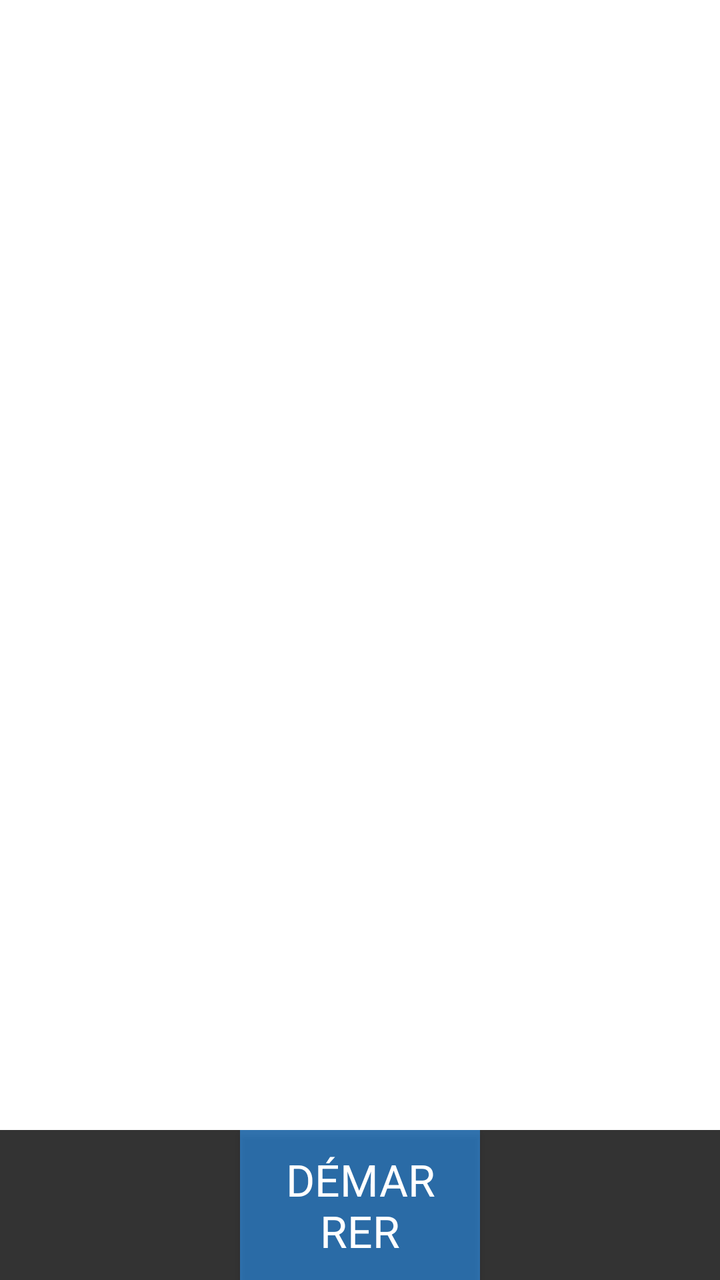
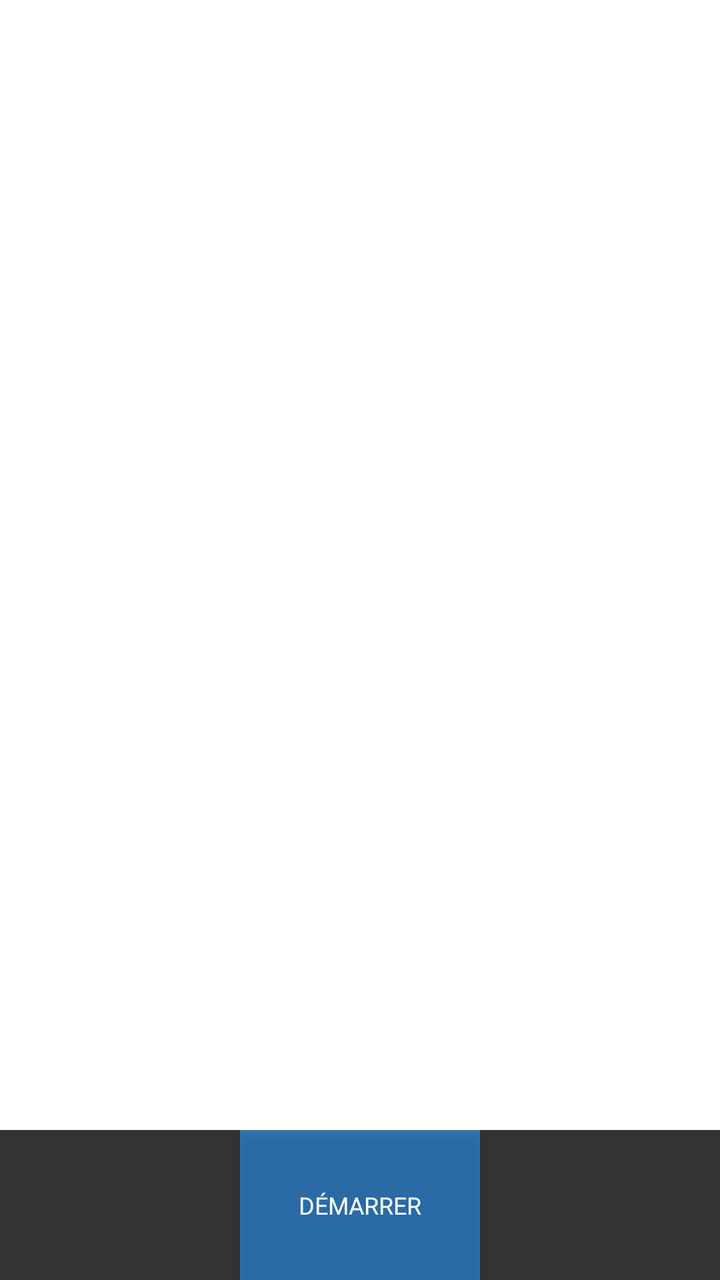

Before-and-after screenshots of an Android layout around one commit, followed by the original layout XML and the change that was made.
<!-- AndroidManifest.xml: application theme AppNewTheme -->
<!-- res/layout/fragment_inventory_barcode.xml -->
<LinearLayout xmlns:android="http://schemas.android.com/apk/res/android"
    xmlns:tools="http://schemas.android.com/tools"
    style="@style/base_layout_style"
    android:paddingLeft="0dp"
    android:paddingRight="0dp"
    android:orientation="vertical">

    <ListView
        android:id="@+id/inventoryBarcodeList"
        android:layout_width="match_parent"
        android:layout_height="0dp"
        android:layout_weight="95"
        android:divider="@android:color/darker_gray"
        android:dividerHeight="0.25dp" />

    <TextView
        android:id="@+id/inventoryBarcodeEmpty"
        android:layout_width="match_parent"
        android:layout_height="0dp"
        android:layout_weight="95"
        android:padding="@dimen/default_padding"
        style="@style/style_medium_font"
        android:text="@string/nobarcode_found"
        android:visibility="gone" />

    <LinearLayout
        android:layout_width="match_parent"
        android:layout_height="wrap_content"
        android:orientation="horizontal">

        <TextView
            android:id="@+id/inventoryBarcodeRunTime"
            android:layout_width="0dp"
            android:layout_weight="1"
            android:layout_height="wrap_content"
            android:textAlignment="textStart" />

        <TextView
            android:id="@+id/inventoryBarcodeVoltageLevel"
            android:layout_width="wrap_content"
            android:layout_height="wrap_content" />
    </LinearLayout>

    <LinearLayout
        android:layout_width="match_parent"
        android:layout_height="0dp"
        android:layout_weight="13"
        android:baselineAligned="false"
        android:orientation="horizontal">

        <TextView
            android:id="@+id/inventoryBarcodeYield"
            android:layout_width="0dp"
            android:layout_weight="10"
            android:layout_height="match_parent"
            android:gravity="center"
            style="@style/style_button_font" />

        <Button
            android:id="@+id/inventoryBarcodeButton"
            android:layout_width="0dp"
            android:layout_weight="10"
            android:layout_height="match_parent"
            style="@style/style_button_font"
            android:text="@string/start_title" />

        <TextView
            android:id="@+id/inventoryBarcodeTotal"
            android:layout_width="0dp"
            android:layout_weight="10"
            android:layout_height="match_parent"
            android:gravity="center"
            style="@style/style_button_font" />
    </LinearLayout>
</LinearLayout>
<!-- resources referenced by this layout -->
<resources>
  <dimen name="default_padding">10dp</dimen>
  <string name="nobarcode_found">Aucun code-barres trouvé</string>
  <string name="start_title">DÉMARRER</string>
  <style name="base_layout_style">
          <item name="android:layout_height">match_parent</item>
          <item name="android:layout_width">match_parent</item>
          <item name="android:paddingLeft">10dp</item>
          <item name="android:paddingRight">10dp</item>
      </style>
  <style name="style_button_font">
          <item name="android:textAppearance">?android:attr/textAppearanceLarge</item>
          <item name="android:textColor">@android:color/primary_text_dark</item>
          <item name="android:background">#CC000000</item>
      </style>
  <style name="style_medium_font">
          <item name="android:layout_width">match_parent</item>
          <item name="android:layout_height">wrap_content</item>
          <item name="android:textAppearance">?android:attr/textAppearanceMedium</item>
      </style>
  <style name="AppNewTheme" parent="Theme.MaterialComponents.Light.NoActionBar">
          <item name="colorPrimary">@color/colorPrimary</item>
          <item name="colorPrimaryDark">@color/colorPrimaryDark</item>
          <item name="colorAccent">@color/colorPrimary</item>
          <item name="android:textAllCaps">false</item>
          <item name="windowActionBar">false</item>
          <item name="windowNoTitle">true</item>
          <item name="actionButtonStyle">@style/ActionButtonStyle</item>
          <item name="actionBarTabTextStyle">@style/ActionTabTextStyle</item>
      </style>
  <color name="colorPrimary">#00529c</color>
  <color name="colorPrimaryDark">#3F51B5</color>
  <style name="ActionButtonStyle">
          <item name="android:minWidth">0dp</item>
          <item name="android:paddingLeft">0dp</item>
          <item name="android:paddingRight">5dp</item>
      </style>
  <style name="ActionTabTextStyle">
          <item name="android:textAllCaps">false</item>
      </style>
</resources>

<!-- the commit's change to res/layout/fragment_inventory_barcode.xml (unified diff, before → after) -->
@@ -54,7 +54,7 @@
             android:layout_weight="10"
             android:layout_height="match_parent"
             android:gravity="center"
-            style="@style/style_button_font" />
+            style="@style/style_button_font_2" />
 
         <Button
             android:id="@+id/inventoryBarcodeButton"
@@ -62,6 +62,7 @@
             android:layout_weight="10"
             android:layout_height="match_parent"
             style="@style/style_button_font"
+            android:textSize="12sp"
             android:text="@string/start_title" />
 
         <TextView
@@ -70,6 +71,6 @@
             android:layout_weight="10"
             android:layout_height="match_parent"
             android:gravity="center"
-            style="@style/style_button_font" />
+            style="@style/style_button_font_2" />
     </LinearLayout>
 </LinearLayout>
<!-- resource entries referenced after the edit -->
@@ -13,6 +13,12 @@
           <item name="android:textAppearance">?android:attr/textAppearanceLarge</item>
           <item name="android:textColor">@android:color/primary_text_dark</item>
           <item name="android:background">#CC000000</item>
+      </style>
+  <style name="style_button_font_2">
+          <item name="android:textAppearance">?android:attr/textAppearanceLarge</item>
+          <item name="android:textColor">@android:color/primary_text_dark</item>
+          <item name="android:background">#CC000000</item>
+          <item name="android:textSize">8sp</item>
       </style>
   <style name="style_medium_font">
           <item name="android:layout_width">match_parent</item>
